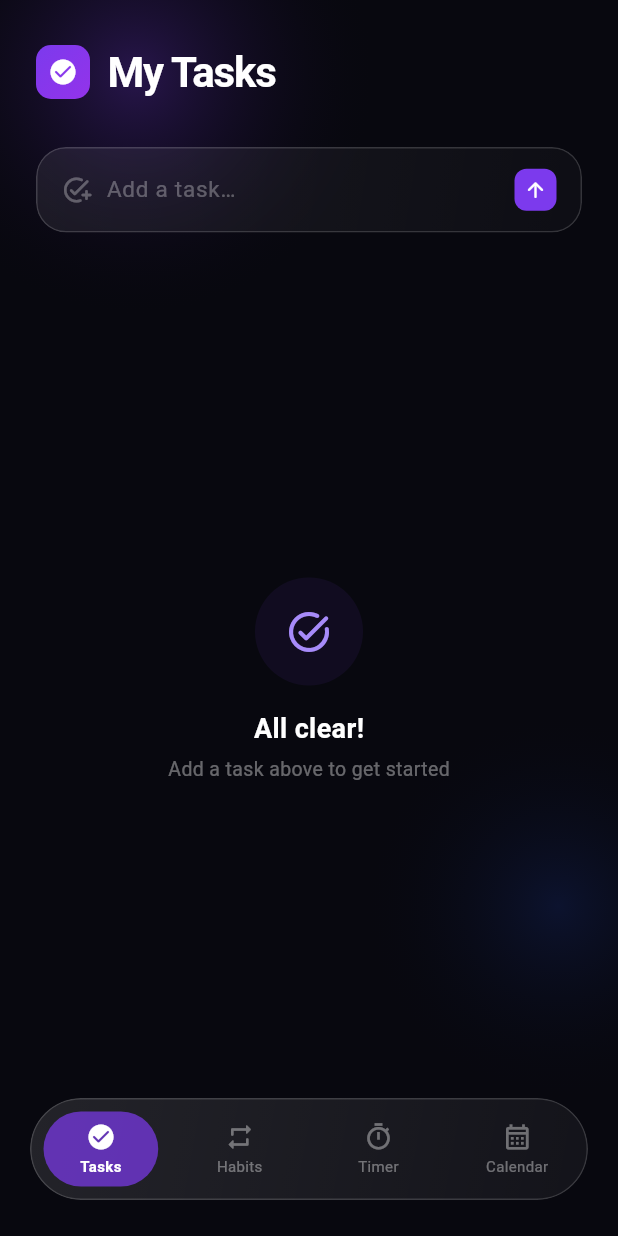
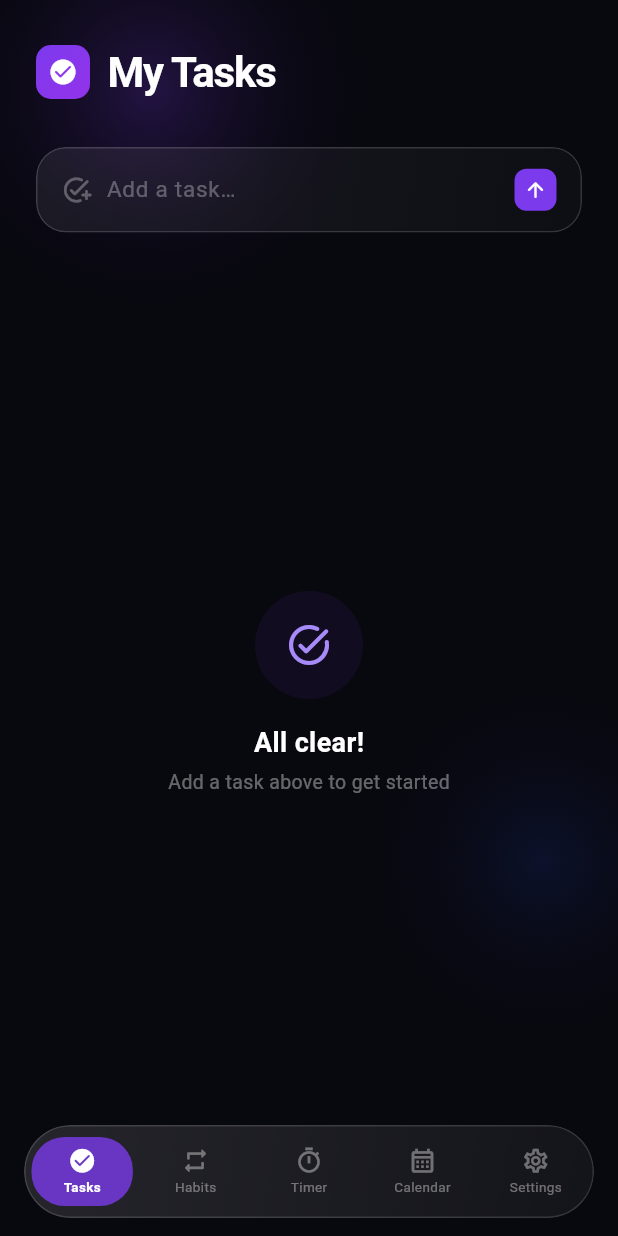
Before and after one commit to spacechase26/Tympeak, a Flutter app: the screen it shows after launch, on a phone screen of 412 x 824 dp. Run offline on Flutter 3.47's test engine with Material 3 defaults, Android fonts, the phone set to English and light mode, and no system bars; our stand-ins replace google_sign_in, hive_flutter; accounts and stored records are empty.

Commit message:
Fix nav/content overlap with system insets, add Settings tab

```diff
--- a/lib/main.dart
+++ b/lib/main.dart
@@ -7,6 +7,7 @@ import 'screens/tasks_screen.dart';
 import 'screens/habits_screen.dart';
 import 'screens/timer_screen.dart';
 import 'screens/calendar_screen.dart';
+import 'screens/settings_screen.dart';
 
 void main() async {
   WidgetsFlutterBinding.ensureInitialized();
@@ -14,6 +15,7 @@ void main() async {
   SystemChrome.setSystemUIOverlayStyle(const SystemUiOverlayStyle(
     statusBarColor: Colors.transparent,
     systemNavigationBarColor: Colors.transparent,
+    systemNavigationBarDividerColor: Colors.transparent,
   ));
   SystemChrome.setEnabledSystemUIMode(SystemUiMode.edgeToEdge);
   runApp(const TympeakApp());
@@ -50,19 +52,21 @@ class _HomeShellState extends State<HomeShell> with TickerProviderStateMixin {
     HabitsScreen(),
     TimerScreen(),
     CalendarScreen(),
+    SettingsScreen(),
   ];
 
-  final _navItems = const [
+  static const _navItems = [
     (Icons.check_circle_outline_rounded, Icons.check_circle_rounded, 'Tasks'),
-    (Icons.repeat_rounded, Icons.repeat_rounded, 'Habits'),
-    (Icons.timer_outlined, Icons.timer_rounded, 'Timer'),
-    (Icons.calendar_month_outlined, Icons.calendar_month_rounded, 'Calendar'),
+    (Icons.repeat_rounded,               Icons.repeat_rounded,        'Habits'),
+    (Icons.timer_outlined,               Icons.timer_rounded,         'Timer'),
+    (Icons.calendar_month_outlined,      Icons.calendar_month_rounded,'Calendar'),
+    (Icons.settings_outlined,            Icons.settings_rounded,      'Settings'),
   ];
 
   @override
   void initState() {
     super.initState();
-    _fadeCtrl = AnimationController(vsync: this, duration: const Duration(milliseconds: 180));
+    _fadeCtrl = AnimationController(vsync: this, duration: const Duration(milliseconds: 160));
     _fade = CurvedAnimation(parent: _fadeCtrl, curve: Curves.easeIn);
     _fadeCtrl.forward();
   }
@@ -82,6 +86,8 @@ class _HomeShellState extends State<HomeShell> with TickerProviderStateMixin {
 
   @override
   Widget build(BuildContext context) {
+    final bottomInset = MediaQuery.of(context).viewPadding.bottom;
+
     return Scaffold(
       backgroundColor: kBgDeep,
       extendBody: true,
@@ -91,30 +97,28 @@ class _HomeShellState extends State<HomeShell> with TickerProviderStateMixin {
           FadeTransition(opacity: _fade, child: _screens[_index]),
         ],
       ),
-      bottomNavigationBar: _floatingNav(),
+      bottomNavigationBar: _floatingNav(bottomInset),
     );
   }
 
-  Widget _floatingNav() {
+  Widget _floatingNav(double bottomInset) {
     return Padding(
-      padding: const EdgeInsets.fromLTRB(20, 0, 20, 24),
+      // bottomInset accounts for the phone's system nav bar (gesture bar or buttons)
+      padding: EdgeInsets.fromLTRB(16, 0, 16, 12 + bottomInset),
       child: ClipRRect(
-        borderRadius: BorderRadius.circular(36),
+        borderRadius: BorderRadius.circular(32),
         child: BackdropFilter(
           filter: ImageFilter.blur(sigmaX: 24, sigmaY: 24),
           child: Container(
-            height: 68,
+            height: 62,
             decoration: BoxDecoration(
               gradient: LinearGradient(
                 begin: Alignment.topLeft,
                 end: Alignment.bottomRight,
-                colors: [
-                  Colors.white.withAlpha(28),
-                  Colors.white.withAlpha(12),
-                ],
+                colors: [Colors.white.withAlpha(30), Colors.white.withAlpha(12)],
               ),
-              borderRadius: BorderRadius.circular(36),
-              border: Border.all(color: Colors.white.withAlpha(40), width: 1),
+              borderRadius: BorderRadius.circular(32),
+              border: Border.all(color: Colors.white.withAlpha(36), width: 1),
             ),
             child: Row(
               children: List.generate(_navItems.length, (i) {
@@ -127,10 +131,10 @@ class _HomeShellState extends State<HomeShell> with TickerProviderStateMixin {
                     child: AnimatedContainer(
                       duration: const Duration(milliseconds: 220),
                       curve: Curves.easeOutCubic,
-                      margin: const EdgeInsets.all(8),
+                      margin: const EdgeInsets.symmetric(horizontal: 4, vertical: 7),
                       decoration: BoxDecoration(
-                        color: selected ? kPurple.withAlpha(180) : Colors.transparent,
-                        borderRadius: BorderRadius.circular(28),
+                        color: selected ? kPurple.withAlpha(200) : Colors.transparent,
+                        borderRadius: BorderRadius.circular(22),
                       ),
                       child: Column(
                         mainAxisAlignment: MainAxisAlignment.center,
@@ -138,15 +142,15 @@ class _HomeShellState extends State<HomeShell> with TickerProviderStateMixin {
                           Icon(
                             selected ? item.$2 : item.$1,
                             color: selected ? Colors.white : Colors.white38,
-                            size: 20,
+                            size: 19,
                           ),
-                          const SizedBox(height: 2),
+                          const SizedBox(height: 1),
                           Text(
                             item.$3,
                             style: TextStyle(
-                              fontSize: 10,
+                              fontSize: 9,
                               color: selected ? Colors.white : Colors.white38,
-                              fontWeight: selected ? FontWeight.w600 : FontWeight.normal,
+                              fontWeight: selected ? FontWeight.w700 : FontWeight.normal,
                             ),
                           ),
                         ],
@@ -169,41 +173,29 @@ class _AppBackground extends StatelessWidget {
   @override
   Widget build(BuildContext context) {
     return Positioned.fill(
-      child: Stack(
-        children: [
+      child: Stack(children: [
         Container(color: kBgDeep),
         Positioned(
-            top: -120,
-            left: -80,
+          top: -100, left: -60,
           child: Container(
-              width: 340,
-              height: 340,
+            width: 320, height: 320,
             decoration: BoxDecoration(
               shape: BoxShape.circle,
-                gradient: RadialGradient(colors: [
-                  kPurple.withAlpha(70),
-                  Colors.transparent,
-                ]),
+              gradient: RadialGradient(colors: [kPurple.withAlpha(60), Colors.transparent]),
             ),
           ),
         ),
         Positioned(
-            bottom: 80,
-            right: -100,
+          bottom: 120, right: -80,
           child: Container(
-              width: 280,
-              height: 280,
+            width: 260, height: 260,
             decoration: BoxDecoration(
               shape: BoxShape.circle,
-                gradient: RadialGradient(colors: [
-                  const Color(0xFF1E40AF).withAlpha(50),
-                  Colors.transparent,
-                ]),
+              gradient: RadialGradient(colors: [kBlue.withAlpha(45), Colors.transparent]),
             ),
           ),
         ),
-        ],
-      ),
+      ]),
     );
   }
 }
--- a/lib/screens/calendar_screen.dart
+++ b/lib/screens/calendar_screen.dart
@@ -5,6 +5,7 @@ import 'package:http/http.dart' as http;
 import 'package:intl/intl.dart';
 import '../theme.dart';
 import '../widgets/glass_card.dart';
+import '../widgets/screen_padding.dart';
 
 final _googleSignIn = GoogleSignIn(
   serverClientId: '956728111742-d1ojl3kdtacctd6a5t9rpgsdreg67oc3.apps.googleusercontent.com',
@@ -296,7 +297,7 @@ class _CalendarScreenState extends State<CalendarScreen> {
       onRefresh: _loadEvents,
       color: kPurple,
       child: ListView.builder(
-        padding: const EdgeInsets.fromLTRB(24, 0, 24, 100),
+        padding: EdgeInsets.fromLTRB(24, 0, 24, navBottomPadding(context)),
         itemCount: _events.length,
         itemBuilder: (_, i) {
           final event = _events[i];
--- a/lib/screens/habits_screen.dart
+++ b/lib/screens/habits_screen.dart
@@ -4,6 +4,7 @@ import 'package:uuid/uuid.dart';
 import '../data/storage.dart';
 import '../theme.dart';
 import '../widgets/glass_card.dart';
+import '../widgets/screen_padding.dart';
 
 class HabitsScreen extends StatefulWidget {
   const HabitsScreen({super.key});
@@ -177,7 +178,7 @@ class _HabitsScreenState extends State<HabitsScreen> {
                     );
                   }
                   return ListView.builder(
-                    padding: const EdgeInsets.fromLTRB(24, 0, 24, 100),
+                    padding: EdgeInsets.fromLTRB(24, 0, 24, navBottomPadding(context)),
                     itemCount: keys.length,
                     itemBuilder: (_, i) {
                       final key = keys[i];
--- a/lib/screens/tasks_screen.dart
+++ b/lib/screens/tasks_screen.dart
@@ -4,6 +4,7 @@ import 'package:uuid/uuid.dart';
 import '../data/storage.dart';
 import '../theme.dart';
 import '../widgets/glass_card.dart';
+import '../widgets/screen_padding.dart';
 
 class TasksScreen extends StatefulWidget {
   const TasksScreen({super.key});
@@ -200,7 +201,7 @@ class _TasksScreenState extends State<TasksScreen> {
         }
 
         return ListView(
-          padding: const EdgeInsets.fromLTRB(24, 0, 24, 100),
+          padding: EdgeInsets.fromLTRB(24, 0, 24, navBottomPadding(context)),
           children: [
             ...pending.map((key) => _todoItem(key, Map<String, dynamic>.from(box.get(key)))),
             if (done.isNotEmpty) ...[
```
Also changed, not shown: lib/screens/settings_screen.dart (added, +182 -0 lines), lib/screens/timer_screen.dart (+4 -3 lines), lib/widgets/screen_padding.dart (added, +7 -0 lines). Lines whose indentation alone changed are shown as unchanged.
